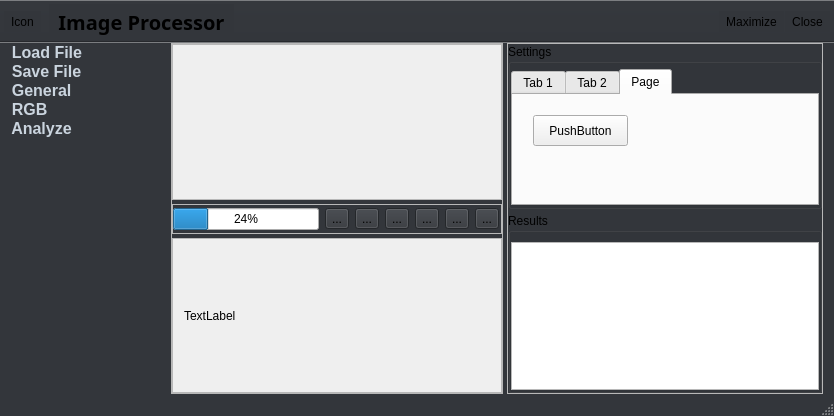
This is ImageProcessor/mainwindow.ui in gitdev1234/ImageProcessor as Qt 5 draws it before an edit. The edited form follows.
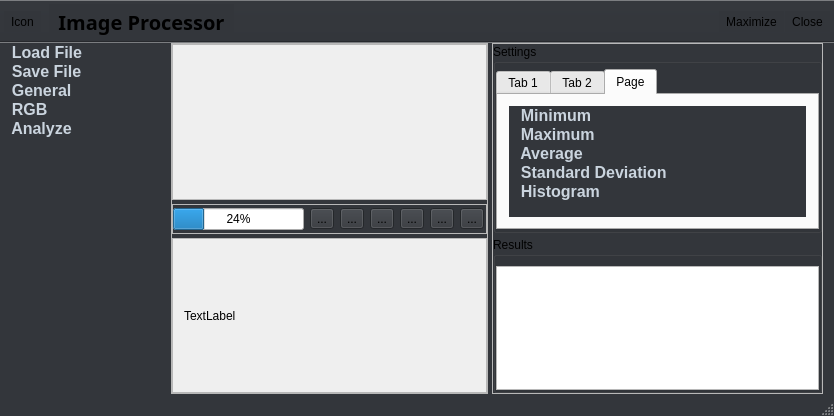
This is the edited form. The open tabs and pages were chosen to show the change. Icons and pictures are not drawn.

Commit message: changed gui - analyze icons, removed filter class

```diff
--- a/ImageProcessor/mainwindow.ui
+++ b/ImageProcessor/mainwindow.ui
@@ -581,19 +581,114 @@
                <attribute name="title">
                 <string>Page</string>
                </attribute>
-               <widget class="QPushButton" name="pushButton_3">
-                <property name="geometry">
-                 <rect>
-                  <x>20</x>
-                  <y>20</y>
-                  <width>95</width>
-                  <height>31</height>
-                 </rect>
-                </property>
-                <property name="text">
-                 <string>PushButton</string>
-                </property>
-               </widget>
+               <layout class="QVBoxLayout" name="verticalLayout_8">
+                <item>
+                 <widget class="QListWidget" name="listWidget_3">
+                  <property name="enabled">
+                   <bool>true</bool>
+                  </property>
+                  <property name="maximumSize">
+                   <size>
+                    <width>16777215</width>
+                    <height>16777215</height>
+                   </size>
+                  </property>
+                  <property name="font">
+                   <font>
+                    <pointsize>12</pointsize>
+                    <weight>75</weight>
+                    <bold>true</bold>
+                   </font>
+                  </property>
+                  <property name="styleSheet">
+                   <string notr="true">QListView{
+background-color:#33363b;
+alternate-background-color: yellow;
+color:#cad4de
+}
+
+QListView {
+    show-decoration-selected: 1; /* make the selection span the entire width of the view */
+}
+
+QListView::item:selected {
+    border: 1px solid #6a6ea9;
+}
+
+QListView::item:selected:!active {
+    background: qlineargradient(x1: 0, y1: 0, x2: 0, y2: 1,
+                                stop: 0 #ABAFE5, stop: 1 #8588B2);
+}
+
+QListView::item:selected:active {
+    color :#33363b;
+    background: qlineargradient(x1: 0, y1: 0, x2: 0, y2: 1,
+                                stop: 0 #FAFBFE, stop: 1 #DCDEF1);
+}
+
+QListView::item:hover {
+    color :#33363b;
+    background: qlineargradient(x1: 0, y1: 0, x2: 0, y2: 1,
+                                stop: 0 #FAFBFE, stop: 1 #DCDEF1);
+}</string>
+                  </property>
+                  <property name="frameShape">
+                   <enum>QFrame::NoFrame</enum>
+                  </property>
+                  <property name="layoutMode">
+                   <enum>QListView::SinglePass</enum>
+                  </property>
+                  <property name="spacing">
+                   <number>2</number>
+                  </property>
+                  <item>
+                   <property name="text">
+                    <string>  Minimum</string>
+                   </property>
+                   <property name="icon">
+                    <iconset resource="ressources.qrc">
+                     <normaloff>:/res/resources/minimum.png</normaloff>:/res/resources/minimum.png</iconset>
+                   </property>
+                  </item>
+                  <item>
+                   <property name="text">
+                    <string>  Maximum</string>
+                   </property>
+                   <property name="icon">
+                    <iconset resource="ressources.qrc">
+                     <normaloff>:/res/resources/maximum.png</normaloff>:/res/resources/maximum.png</iconset>
+                   </property>
+                  </item>
+                  <item>
+                   <property name="text">
+                    <string>  Average</string>
+                   </property>
+                   <property name="icon">
+                    <iconset resource="ressources.qrc">
+                     <normaloff>:/res/resources/average.png</normaloff>:/res/resources/average.png</iconset>
+                   </property>
+                  </item>
+                  <item>
+                   <property name="text">
+                    <string>  Standard Deviation</string>
+                   </property>
+                   <property name="icon">
+                    <iconset resource="ressources.qrc">
+                     <normaloff>:/res/resources/Std_Dev.png</normaloff>:/res/resources/Std_Dev.png</iconset>
+                   </property>
+                  </item>
+                  <item>
+                   <property name="text">
+                    <string>  Histogram</string>
+                   </property>
+                   <property name="icon">
+                    <iconset resource="ressources.qrc">
+                     <normaloff>:/res/resources/histogram.png</normaloff>:/res/resources/histogram.png</iconset>
+                   </property>
+                  </item>
+                 </widget>
+                </item>
+               </layout>
               </widget>
              </widget>
             </item>
```
Left out of the diff: 2 changed lines with no effect on the pictures. The commit also changes 8 other files.
